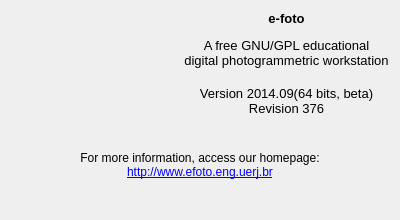
Old version of the form qt/infrastructure/AboutLayout.ui in the repository e-foto/e-foto.
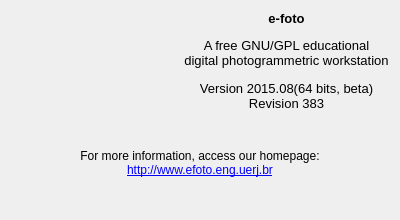
New version of the form. Icons and pictures are not drawn.

Commit message: The release candidate version available for testing. These include removal of measurements during phototriangulation, export shapefiles in stereoplotter and minor bug fixes.

Diff of the .ui file:
```diff
--- a/qt/infrastructure/AboutLayout.ui
+++ b/qt/infrastructure/AboutLayout.ui
@@ -64,11 +64,11 @@
       <string>&lt;!DOCTYPE HTML PUBLIC &quot;-//W3C//DTD HTML 4.0//EN&quot; &quot;http://www.w3.org/TR/REC-html40/strict.dtd&quot;&gt;
 &lt;html&gt;&lt;head&gt;&lt;meta name=&quot;qrichtext&quot; content=&quot;1&quot; /&gt;&lt;style type=&quot;text/css&quot;&gt;
 p, li { white-space: pre-wrap; }
-&lt;/style&gt;&lt;/head&gt;&lt;body style=&quot; font-family:'Ubuntu'; font-size:11pt; font-weight:400; font-style:normal;&quot;&gt;
+&lt;/style&gt;&lt;/head&gt;&lt;body style=&quot; font-family:'MS Shell Dlg 2'; font-size:8pt; font-weight:400; font-style:normal;&quot;&gt;
 &lt;p style=&quot; margin-top:18px; margin-bottom:12px; margin-left:0px; margin-right:0px; -qt-block-indent:0; text-indent:0px;&quot;&gt;&lt;span style=&quot; font-family:'Sans'; font-size:10pt; font-weight:600;&quot;&gt;e-foto&lt;/span&gt;&lt;/p&gt;
 &lt;p style=&quot; margin-top:0px; margin-bottom:0px; margin-left:0px; margin-right:0px; -qt-block-indent:0; text-indent:0px;&quot;&gt;&lt;span style=&quot; font-family:'Sans'; font-size:10pt;&quot;&gt;A free GNU/GPL educational&lt;br /&gt;digital photogrammetric workstation&lt;br /&gt;&lt;/span&gt;&lt;/p&gt;
-&lt;p style=&quot; margin-top:0px; margin-bottom:0px; margin-left:0px; margin-right:0px; -qt-block-indent:0; text-indent:0px;&quot;&gt;&lt;span style=&quot; font-family:'Sans'; font-size:10pt;&quot;&gt;Version 2014.09(64 bits, beta)&lt;/span&gt;&lt;/p&gt;
-&lt;p style=&quot; margin-top:0px; margin-bottom:0px; margin-left:0px; margin-right:0px; -qt-block-indent:0; text-indent:0px;&quot;&gt;&lt;span style=&quot; font-family:'Sans'; font-size:10pt;&quot;&gt;Revision 376&lt;/span&gt;&lt;/p&gt;&lt;/body&gt;&lt;/html&gt;</string>
+&lt;p style=&quot; margin-top:0px; margin-bottom:0px; margin-left:0px; margin-right:0px; -qt-block-indent:0; text-indent:0px;&quot;&gt;&lt;span style=&quot; font-family:'Sans'; font-size:10pt;&quot;&gt;Version 2015.08(64 bits, beta)&lt;/span&gt;&lt;/p&gt;
+&lt;p style=&quot; margin-top:0px; margin-bottom:0px; margin-left:0px; margin-right:0px; -qt-block-indent:0; text-indent:0px;&quot;&gt;&lt;span style=&quot; font-family:'Sans'; font-size:10pt;&quot;&gt;Revision 383&lt;/span&gt;&lt;/p&gt;&lt;/body&gt;&lt;/html&gt;</string>
      </property>
      <property name="textFormat">
       <enum>Qt::AutoText</enum>
```
The commit also changes 124 other files.
